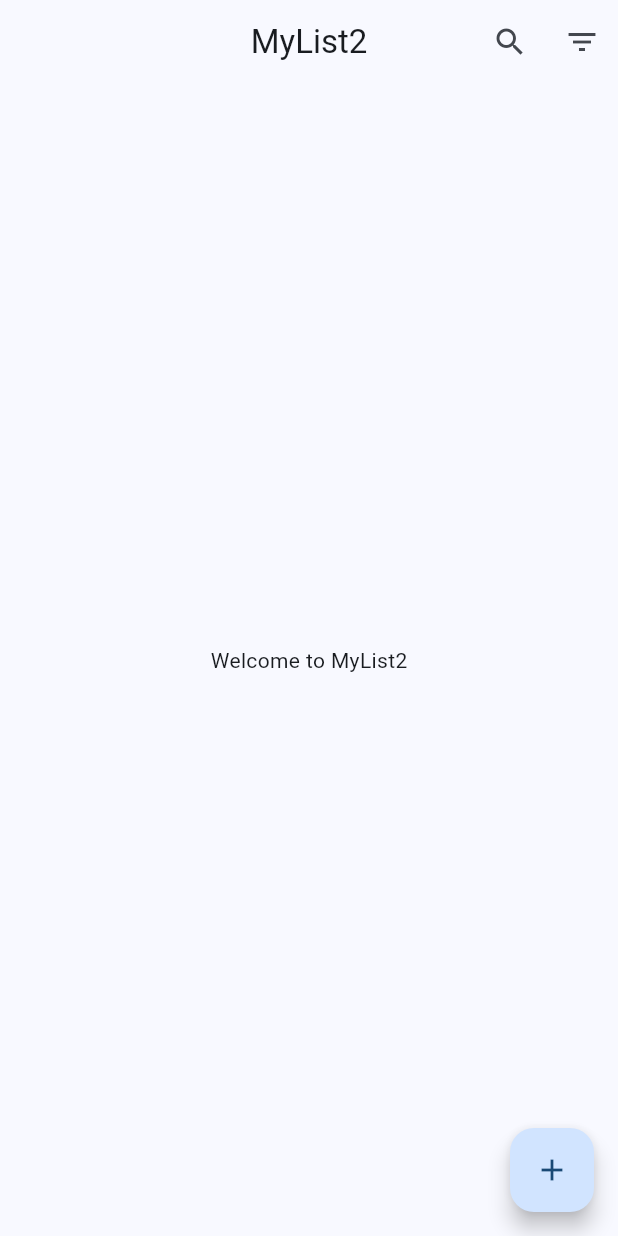
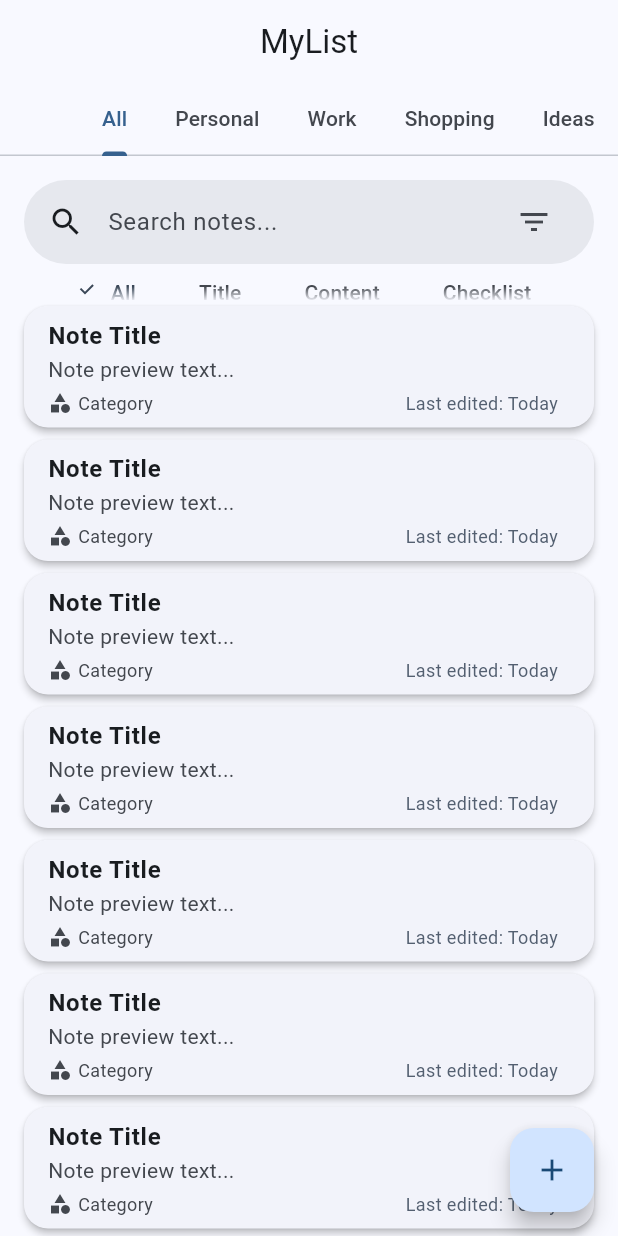
Before and after one commit to jacobrits1/mylist2, a Flutter app: the screen it shows after launch, on a phone screen of 412 x 824 dp. Run offline on Flutter 3.47's test engine with Material 3 defaults, Android fonts, the light colour scheme and no system bars; our stand-ins replace flutter_bloc, get_it, speech_to_text.

Commit message:
basic view

```diff
--- a/lib/main.dart
+++ b/lib/main.dart
@@ -1,15 +1,17 @@
 import 'package:flutter/material.dart';
 import 'package:flutter_bloc/flutter_bloc.dart';
 import 'package:get_it/get_it.dart';
-import 'package:mylist2/presentation/pages/home_page.dart';
+import 'package:mylist2/presentation/pages/home/home_page.dart';
+import 'package:mylist2/presentation/pages/note/note_edit_page.dart';
 import 'package:mylist2/core/themes/app_theme.dart';
+import 'package:flutter_localizations/flutter_localizations.dart';
 
-void main() {
+void main() async {
   // Ensure Flutter bindings are initialized
   WidgetsFlutterBinding.ensureInitialized();
 
   // Initialize dependencies
-  setupDependencies();
+  await setupDependencies();
 
   runApp(const MyApp());
 }
@@ -24,13 +26,28 @@ class MyApp extends StatelessWidget {
       theme: AppTheme.lightTheme,
       darkTheme: AppTheme.darkTheme,
       themeMode: ThemeMode.system,
-      home: const HomePage(),
+      localizationsDelegates: const [
+        GlobalMaterialLocalizations.delegate,
+        GlobalWidgetsLocalizations.delegate,
+        GlobalCupertinoLocalizations.delegate,
+      ],
+      supportedLocales: const [
+        Locale('en'), // English
+      ],
+      initialRoute: '/',
+      routes: {
+        '/': (context) => const HomePage(),
+        '/note/edit': (context) => const NoteEditPage(),
+      },
     );
   }
 }
 
-void setupDependencies() {
+Future<void> setupDependencies() async {
   final getIt = GetIt.instance;
 
   // TODO: Register dependencies here
+  // Initialize local notifications
+  // Initialize database
+  // Register repositories and use cases
 }
--- /dev/null
+++ b/lib/presentation/pages/home/home_page.dart
@@ -0,0 +1,90 @@
+import 'package:flutter/material.dart';
+import 'package:flutter_bloc/flutter_bloc.dart';
+import 'package:mylist2/presentation/widgets/note_list_item.dart';
+import 'package:mylist2/presentation/widgets/search_bar.dart';
+
+// HomeScreen widget that displays the list of notes with category filtering
+class HomePage extends StatefulWidget {
+  const HomePage({super.key});
+
+  @override
+  State<HomePage> createState() => _HomePageState();
+}
+
+class _HomePageState extends State<HomePage> with SingleTickerProviderStateMixin {
+  late TabController _tabController;
+  final List<String> _categories = ['All', 'Personal', 'Work', 'Shopping', 'Ideas'];
+
+  @override
+  void initState() {
+    super.initState();
+    _tabController = TabController(length: _categories.length, vsync: this);
+  }
+
+  @override
+  void dispose() {
+    _tabController.dispose();
+    super.dispose();
+  }
+
+  @override
+  Widget build(BuildContext context) {
+    return Scaffold(
+      appBar: AppBar(
+        title: const Text('MyList'),
+        bottom: TabBar(
+          controller: _tabController,
+          isScrollable: true,
+          tabs: _categories.map((category) => Tab(text: category)).toList(),
+        ),
+      ),
+      body: Column(
+        children: [
+          // Search bar with Material 3 design
+          Padding(
+            padding: const EdgeInsets.all(16.0),
+            child: MySearchBar(
+              onSearch: (query) {
+                // TODO: Implement search functionality
+              },
+            ),
+          ),
+          // Tab view for different categories
+          Expanded(
+            child: TabBarView(
+              controller: _tabController,
+              children: _categories.map((category) {
+                return NotesListView(category: category);
+              }).toList(),
+            ),
+          ),
+        ],
+      ),
+      // FAB for adding new notes
+      floatingActionButton: FloatingActionButton(
+        onPressed: () {
+          Navigator.pushNamed(context, '/note/edit');
+        },
+        child: const Icon(Icons.add),
+      ),
+    );
+  }
+}
+
+// NotesListView widget to display the list of notes
+class NotesListView extends StatelessWidget {
+  final String category;
+
+  const NotesListView({super.key, required this.category});
+
+  @override
+  Widget build(BuildContext context) {
+    return ListView.builder(
+      padding: const EdgeInsets.all(8.0),
+      itemCount: 10, // TODO: Replace with actual notes count
+      itemBuilder: (context, index) {
+        return const NoteListItem(); // TODO: Pass actual note data
+      },
+    );
+  }
+}
--- /dev/null
+++ b/lib/presentation/widgets/note_list_item.dart
@@ -0,0 +1,47 @@
+import 'package:flutter/material.dart';
+
+class NoteListItem extends StatelessWidget {
+  const NoteListItem({super.key});
+
+  @override
+  Widget build(BuildContext context) {
+    return Card(
+      margin: const EdgeInsets.symmetric(vertical: 4.0, horizontal: 8.0),
+      child: ListTile(
+        title: const Text(
+          'Note Title',
+          style: TextStyle(fontWeight: FontWeight.bold),
+        ),
+        subtitle: Column(
+          crossAxisAlignment: CrossAxisAlignment.start,
+          children: [
+            const Text(
+              'Note preview text...',
+              maxLines: 2,
+              overflow: TextOverflow.ellipsis,
+            ),
+            const SizedBox(height: 4),
+            Row(
+              children: [
+                const Icon(Icons.category, size: 16),
+                const SizedBox(width: 4),
+                const Text('Category', style: TextStyle(fontSize: 12)),
+                const Spacer(),
+                Text(
+                  'Last edited: Today',
+                  style: TextStyle(
+                    fontSize: 12,
+                    color: Theme.of(context).colorScheme.secondary,
+                  ),
+                ),
+              ],
+            ),
+          ],
+        ),
+        onTap: () {
+          Navigator.pushNamed(context, '/note/edit');
+        },
+      ),
+    );
+  }
+}
--- /dev/null
+++ b/lib/presentation/widgets/search_bar.dart
@@ -0,0 +1,86 @@
+import 'package:flutter/material.dart';
+
+class MySearchBar extends StatefulWidget {
+  final Function(String) onSearch;
+
+  const MySearchBar({super.key, required this.onSearch});
+
+  @override
+  State<MySearchBar> createState() => _MySearchBarState();
+}
+
+class _MySearchBarState extends State<MySearchBar> {
+  bool _showFilters = false;
+  final Set<String> _selectedFilters = {'All'};
+  final List<String> _filters = ['All', 'Title', 'Content', 'Checklist'];
+
+  @override
+  Widget build(BuildContext context) {
+    return Column(
+      children: [
+        SearchBar(
+          leading: const Icon(Icons.search),
+          trailing: [
+            IconButton(
+              icon: AnimatedRotation(
+                duration: const Duration(milliseconds: 200),
+                turns: _showFilters ? 0.5 : 0,
+                child: const Icon(Icons.filter_list),
+              ),
+              onPressed: () {
+                setState(() {
+                  _showFilters = !_showFilters;
+                });
+              },
+            ),
+          ],
+          hintText: 'Search notes...',
+          onChanged: widget.onSearch,
+          padding: const MaterialStatePropertyAll<EdgeInsets>(
+            EdgeInsets.symmetric(horizontal: 16.0),
+          ),
+          elevation: const MaterialStatePropertyAll<double>(0),
+        ),
+        AnimatedContainer(
+          duration: const Duration(milliseconds: 200),
+          height: _showFilters ? 50.0 : 0,
+          child: SingleChildScrollView(
+            scrollDirection: Axis.horizontal,
+            child: Row(
+              children: _filters.map((filter) {
+                final isSelected = _selectedFilters.contains(filter);
+                return Padding(
+                  padding: const EdgeInsets.symmetric(horizontal: 4.0),
+                  child: FilterChip(
+                    selected: isSelected,
+                    label: Text(filter),
+                    onSelected: (bool selected) {
+                      setState(() {
+                        if (filter == 'All') {
+                          _selectedFilters.clear();
+                          if (selected) {
+                            _selectedFilters.add('All');
+                          }
+                        } else {
+                          if (selected) {
+                            _selectedFilters.remove('All');
+                            _selectedFilters.add(filter);
+                          } else {
+                            _selectedFilters.remove(filter);
+                            if (_selectedFilters.isEmpty) {
+                              _selectedFilters.add('All');
+                            }
+                          }
+                        }
+                      });
+                    },
+                  ),
+                );
+              }).toList(),
+            ),
+          ),
+        ),
+      ],
+    );
+  }
+}
```
Also changed, not shown: lib/presentation/pages/note/note_edit_page.dart (added, +348 -0 lines), pubspec.yaml (+6 -3 lines), pubspec.lock, 12 other files.
